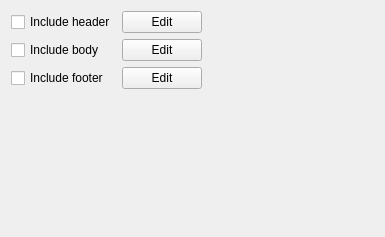
qgis/QGIS, file src/ui/layout/qgsreportwidgetlayoutsectionbase.ui: the form before one commit.
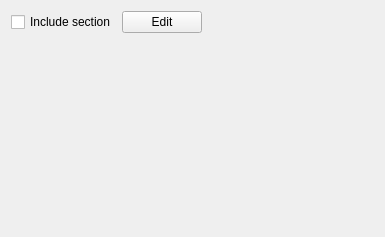
The form after the commit.

Commit message:
[reports] Hide redundant edit header/footer buttons for fixed layout sections
These have no real meaning for fixed layout sections.

```diff
--- a/src/ui/layout/qgsreportwidgetlayoutsectionbase.ui
+++ b/src/ui/layout/qgsreportwidgetlayoutsectionbase.ui
@@ -17,20 +17,20 @@
    <item>
     <layout class="QGridLayout" name="gridLayout_2">
      <item row="0" column="1">
-      <widget class="QPushButton" name="mButtonEditHeader">
+      <widget class="QPushButton" name="mButtonEditBody">
        <property name="text">
         <string>Edit</string>
        </property>
       </widget>
      </item>
      <item row="0" column="0">
-      <widget class="QCheckBox" name="mCheckShowHeader">
+      <widget class="QCheckBox" name="mCheckShowBody">
        <property name="text">
-        <string>Include header</string>
+        <string>Include section</string>
        </property>
       </widget>
      </item>
-     <item row="2" column="2">
+     <item row="0" column="2">
       <spacer name="horizontalSpacer_3">
        <property name="orientation">
         <enum>Qt::Horizontal</enum>
@@ -43,34 +43,6 @@
        </property>
       </spacer>
      </item>
-     <item row="2" column="0">
-      <widget class="QCheckBox" name="mCheckShowFooter">
-       <property name="text">
-        <string>Include footer</string>
-       </property>
-      </widget>
-     </item>
-     <item row="2" column="1">
-      <widget class="QPushButton" name="mButtonEditFooter">
-       <property name="text">
-        <string>Edit</string>
-       </property>
-      </widget>
-     </item>
-     <item row="1" column="1">
-      <widget class="QPushButton" name="mButtonEditBody">
-       <property name="text">
-        <string>Edit</string>
-       </property>
-      </widget>
-     </item>
-     <item row="1" column="0">
-      <widget class="QCheckBox" name="mCheckShowBody">
-       <property name="text">
-        <string>Include body</string>
-       </property>
-      </widget>
-     </item>
     </layout>
    </item>
    <item>
```
The commit also changes 2 other files.
